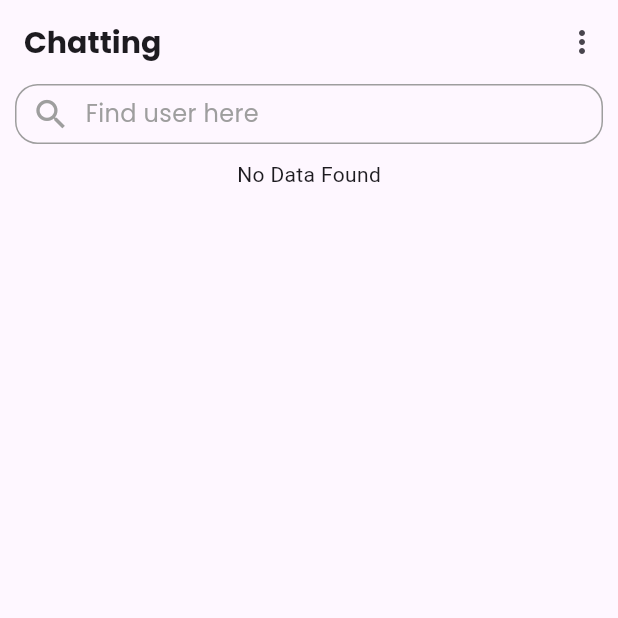
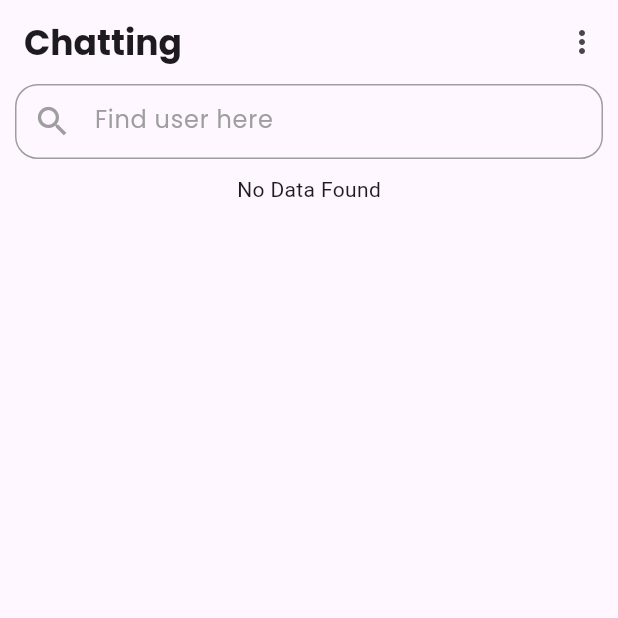
Before and after one commit to Malik399758/Realtime_Chatting_app, a Flutter app: the HomeChattingScreen screen opened directly, on a phone screen of 412 x 824 dp, the top half of it. Run offline on Flutter 3.47's test engine with Material 3 defaults, Android fonts, the light colour scheme and no system bars; our stand-ins replace cloud_firestore, firebase_auth, firebase_core, firebase_storage, flutter_screenutil, google_fonts and 3 more; accounts and stored records are empty.

Commit message:
theme module added

```diff
--- /dev/null
+++ b/lib/controllers/theme_provider/theme_provider.dart
@@ -0,0 +1,12 @@
+import 'package:flutter/material.dart';
+
+class ThemeProvider extends ChangeNotifier {
+  bool _isActive = false;
+
+  bool get isActive => _isActive;
+
+  void toggleTheme() {
+    _isActive = !_isActive;
+    notifyListeners();
+  }
+}
--- a/lib/views/screens/home_screen_module/home_chatting_screen.dart
+++ b/lib/views/screens/home_screen_module/home_chatting_screen.dart
@@ -4,6 +4,7 @@ import 'package:cloud_firestore/cloud_firestore.dart';
 import 'package:firebase_auth/firebase_auth.dart';
 import 'package:flutter/material.dart';
 import 'package:google_fonts/google_fonts.dart';
+import 'package:intl/intl.dart';
 import 'package:new_chat_app_firebase/views/screens/auth_module/sign_in_screen.dart';
 import 'package:new_chat_app_firebase/views/screens/home_screen_module/users_chatting_screen.dart';
 import 'package:new_chat_app_firebase/views/screens/user_profile_module/user_profile_screen.dart';
@@ -58,7 +59,7 @@ class _HomeChattingScreenState extends State<HomeChattingScreen> {
     ],
         title: Text(
           'Chatting',
-          style: GoogleFonts.poppins(fontSize: 20, fontWeight: FontWeight.bold),
+          style: GoogleFonts.poppins(fontSize: 23, fontWeight: FontWeight.bold),
         ),
       ),
       body: Column(
@@ -67,24 +68,22 @@ class _HomeChattingScreenState extends State<HomeChattingScreen> {
             padding: const EdgeInsets.symmetric(horizontal: 10),
             child: Container(
               width: double.infinity,
-              height: 40,
+              height: 50,
               decoration: BoxDecoration(
                 borderRadius: BorderRadius.circular(15),
                 border: Border.all(color: Colors.grey)
               ),
-              child: Row(
-                children: [
-                  Padding(
-                    padding: const EdgeInsets.only(left: 10),
-                    child: Icon(Icons.search,size: 26,color: Colors.grey,),
-                  ),
-                  SizedBox(width: 10,),
-                  Text('Find user here',style: GoogleFonts.poppins(
-                    fontSize: 16,
-                    fontWeight: FontWeight.w400,
-                    color: Colors.grey
-                  ),)
-                ],
+              child:TextFormField(
+                decoration: InputDecoration(
+                  prefixIcon: Icon(Icons.search,size: 26,color: Colors.grey,),
+                  hintText: 'Find user here',
+                  hintStyle: GoogleFonts.poppins(fontSize: 16,
+                      fontWeight: FontWeight.w400,
+                      color: Colors.grey),
+                  border: OutlineInputBorder(
+                    borderSide: BorderSide.none,
+                  )
+                ),
               ),
             ),
           ),
@@ -132,6 +131,7 @@ class _HomeChattingScreenState extends State<HomeChattingScreen> {
                       child: Padding(
                         padding: const EdgeInsets.all(8.0),
                         child: Card(
+                          color: Colors.grey.shade100,
                           elevation: 5,
                           child: ListTile(
                             leading: CircleAvatar(
@@ -143,6 +143,14 @@ class _HomeChattingScreenState extends State<HomeChattingScreen> {
                             ),
                             title: Text(showData['user name'] ?? 'Unknown',style: GoogleFonts.poppins(fontSize: 18,fontWeight: FontWeight.w500),),
                             subtitle: Text(showData['email'] ?? 'No email available',style: GoogleFonts.poppins(fontSize: 13),),
+                            trailing: Text(
+                              DateFormat('hh:mm a').format(
+                                (showData['timestamp'] as Timestamp?)?.toDate() ?? DateTime.now(), // Use null-aware operator
+                              ),
+                              style: TextStyle(fontSize: 14, color: Colors.grey),
+                            ),
+
+
                           ),
                         ),
                       ),
--- a/lib/views/screens/user_profile_module/edit_profile_screen.dart
+++ b/lib/views/screens/user_profile_module/edit_profile_screen.dart
@@ -115,6 +115,9 @@ class _EditProfileScreenState extends State<EditProfileScreen> {
                        if(data == null || data.containsValue('imageUrl')){
                          return Text('Data not available');
                        }
+                       updateNameController.text = data['user name'] ?? '';
+                       updateEmailController.text = data['email'] ?? '';
+                       updatePasswordController.text = data['password'] ?? '';
                        return Column(
                          children: [
                            SizedBox(height: 10,),
@@ -143,7 +146,6 @@ class _EditProfileScreenState extends State<EditProfileScreen> {
                                TextFormField(
                                  controller : updateNameController,
                                  decoration: InputDecoration(
-                                   hintText : '${data['user name']}',
                                    border: OutlineInputBorder(
                                      borderRadius: BorderRadius.circular(12),
                                    )
@@ -155,7 +157,6 @@ class _EditProfileScreenState extends State<EditProfileScreen> {
                                TextFormField(
                                  controller : updateEmailController,
                                  decoration: InputDecoration(
-                                     hintText : '${data['email']}',
                                      border: OutlineInputBorder(
                                        borderRadius: BorderRadius.circular(12),
                                      )
@@ -167,7 +168,6 @@ class _EditProfileScreenState extends State<EditProfileScreen> {
                                TextFormField(
                                  controller : updatePasswordController,
                                  decoration: InputDecoration(
-                                     hintText : '${data['password']}',
                                      border: OutlineInputBorder(
                                        borderRadius: BorderRadius.circular(12),
                                      )
```
Also changed, not shown: lib/main.dart (+20 -22 lines), lib/views/screens/theme_module/theme_screen.dart (added, +163 -0 lines), lib/views/screens/user_profile_module/user_profile_screen.dart (+10 -1 lines).
